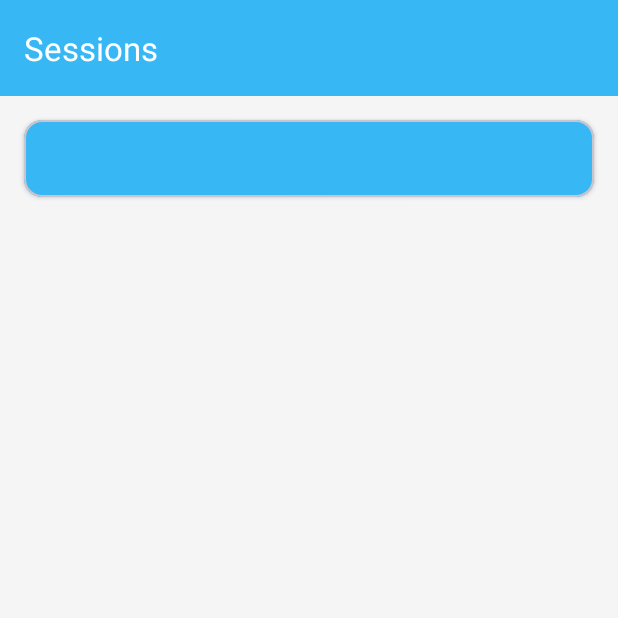
After one commit to Dipesh12chourasiya/Student-Attention-tracker, an Android app: the SessionsOnDateActivity screen opened directly, with no data from a screen before it, on a phone screen of 412 x 824 dp, the top half of it. The commit adds this screen. Run offline under Robolectric (Android 15) with nearby library versions, the phone set to English and light mode, and no system bars; our stand-ins replace Firebase (no records; nobody signed in at launch, a user with empty details on screens opened directly), Room's generated code.

Commit message:
Calander on date click function implimented

```diff
--- a/app/src/main/java/com/example/irlstudentattentiontracker/SessionDetailActivity.kt
+++ b/app/src/main/java/com/example/irlstudentattentiontracker/SessionDetailActivity.kt
@@ -100,7 +100,7 @@ class SessionDetailActivity : AppCompatActivity() {
         // Using a more subdued or complementary palette often looks more professional.
         // Example: Defining custom colors. Make sure these colors are defined in your colors.xml
         val colors = listOf(
-            resources.getColor(R.color.chart_color_attentive), // e.g., #4CAF50 (Green)
+            resources.getColor(R.color.chart_acolor_attentive), // e.g., #4CAF50 (Green)
             resources.getColor(R.color.chart_color_inattentive) // e.g., #F44336 (Red)
             // Or a more neutral palette
             // resources.getColor(R.color.pieChartBlue), // #2196F3
--- /dev/null
+++ b/app/src/main/java/com/example/irlstudentattentiontracker/SessionsOnDateActivity.kt
@@ -0,0 +1,78 @@
+package com.example.irlstudentattentiontracker
+
+import android.content.Intent
+import android.os.Bundle
+import android.util.Log
+import androidx.activity.enableEdgeToEdge
+import androidx.activity.viewModels
+import androidx.appcompat.app.AlertDialog
+import androidx.appcompat.app.AppCompatActivity
+import androidx.core.view.ViewCompat
+import androidx.core.view.WindowInsetsCompat
+import androidx.lifecycle.lifecycleScope
+import androidx.recyclerview.widget.LinearLayoutManager
+import com.example.detectfaceandexpression.adapters.SessionAdapter
+import com.example.irlstudentattentiontracker.databinding.ActivitySessionsOnDateBinding
+import com.example.irlstudentattentiontracker.viewmodel.UserViewModel
+import kotlinx.coroutines.launch
+import java.text.SimpleDateFormat
+import java.util.Locale
+
+class SessionsOnDateActivity : AppCompatActivity() {
+    private val viewModel: UserViewModel by viewModels()
+    private lateinit var adapter: SessionAdapter
+    private lateinit var binding: ActivitySessionsOnDateBinding
+
+    override fun onCreate(savedInstanceState: Bundle?) {
+        super.onCreate(savedInstanceState)
+        binding = ActivitySessionsOnDateBinding.inflate(layoutInflater)
+        setContentView(binding.root)
+
+        val selectedDate = intent.getStringExtra("selectedDate")?.trim() ?: ""
+
+        binding.dateOfNow.text = selectedDate
+
+        adapter = SessionAdapter(
+            onItemClick = { session ->
+                val intent = Intent(this, SessionDetailActivity::class.java)
+                intent.putExtra("session_data", session)
+                startActivity(intent)
+            },
+            onItemLongClick = { session ->
+                AlertDialog.Builder(this)
+                    .setTitle("Delete Session")
+                    .setMessage("Are you sure you want to delete \"${session.title}\"?")
+                    .setPositiveButton("Yes") { _, _ ->
+                        viewModel.deleteSession(session)
+                    }
+                    .setNegativeButton("No", null)
+                    .show()
+            }
+        )
+
+        // Now collect the filtered list
+        lifecycleScope.launch {
+            viewModel.getAllSessions().collect { allSessions ->
+
+                val formatterFull = SimpleDateFormat("dd MMMM yyyy, hh:mm a", Locale.getDefault())
+                val formatterDateOnly = SimpleDateFormat("dd MMMM yyyy", Locale.getDefault())
+
+                val filtered = allSessions.filter { session ->
+                    try {
+                        val sessionDate = formatterFull.parse(session.dateTime)
+                        val sessionDateStr = formatterDateOnly.format(sessionDate!!)
+                        sessionDateStr == selectedDate
+                    } catch (e: Exception) {
+                        false
+                    }
+                }
+
+                adapter.differ.submitList(filtered.reversed()) // ✅ Use the AsyncListDiffer's submitList
+            }
+        }
+
+        binding.rvSessions.adapter = adapter
+        binding.rvSessions.layoutManager = LinearLayoutManager(this)
+
+    }
+}
--- a/app/src/main/java/com/example/irlstudentattentiontracker/StatsActivity.kt
+++ b/app/src/main/java/com/example/irlstudentattentiontracker/StatsActivity.kt
@@ -103,7 +103,7 @@ class StatsActivity : AppCompatActivity() {
 
 
         val colors = listOf(
-            resources.getColor(R.color.chart_color_attentive), // e.g., #4CAF50 (Green)
+            resources.getColor(R.color.chart_acolor_attentive), // e.g., #4CAF50 (Green)
             resources.getColor(R.color.chart_color_inattentive) // e.g., #F44336 (Red)
 
         )
--- a/app/src/main/java/com/example/irlstudentattentiontracker/viewmodel/UserViewModel.kt
+++ b/app/src/main/java/com/example/irlstudentattentiontracker/viewmodel/UserViewModel.kt
@@ -46,6 +46,12 @@ class UserViewModel(application: Application): AndroidViewModel(application) {
             sessionDao.deleteAll()
         }
     }
+
+
+
+
+
+
 
 
 
--- /dev/null
+++ b/app/src/main/res/drawable/blue_cicle_bg.xml
@@ -0,0 +1,5 @@
+<?xml version="1.0" encoding="utf-8"?>
+<!-- res/drawable/blue_circle.xml -->
+<shape xmlns:android="http://schemas.android.com/apk/res/android" android:shape="oval">
+    <solid android:color="@color/toolbarBg" />
+</shape>
--- /dev/null
+++ b/app/src/main/res/layout/activity_sessions_on_date.xml
@@ -0,0 +1,55 @@
+<?xml version="1.0" encoding="utf-8"?>
+
+<LinearLayout xmlns:android="http://schemas.android.com/apk/res/android"
+    xmlns:app="http://schemas.android.com/apk/res-auto"
+    android:layout_width="match_parent"
+    android:layout_height="match_parent"
+    android:background="@color/appBg"
+    android:orientation="vertical">
+
+    <androidx.appcompat.widget.Toolbar
+        android:id="@+id/toolbar"
+        android:layout_width="match_parent"
+        android:layout_height="?attr/actionBarSize"
+        android:background="@color/toolbarBg"
+        android:elevation="4dp"
+        android:theme="@style/ThemeOverlay.AppCompat.Dark.ActionBar"
+        app:popupTheme="@style/ThemeOverlay.AppCompat.Light"
+        app:title="Sessions"
+        app:titleTextColor="@color/white" />
+
+    <com.google.android.material.card.MaterialCardView
+        android:layout_width="match_parent"
+        android:layout_height="wrap_content"
+        android:layout_marginStart="16dp"
+        android:layout_marginTop="16dp"
+        android:layout_marginEnd="16dp"
+        android:layout_marginBottom="12dp"
+        app:cardBackgroundColor="@color/toolbarBg"
+        app:cardCornerRadius="12dp"
+        app:cardElevation="2dp">
+
+        <TextView
+            android:id="@+id/dateOfNow"
+            android:layout_width="match_parent"
+            android:layout_height="wrap_content"
+            android:gravity="center"
+            android:paddingHorizontal="20dp"
+            android:paddingVertical="12dp"
+            android:text="26 June 2025"
+            android:textColor="@color/white"
+            android:textSize="20sp"
+            android:textStyle="bold" />
+    </com.google.android.material.card.MaterialCardView>
+
+    <androidx.recyclerview.widget.RecyclerView
+        android:id="@+id/rvSessions"
+        android:layout_width="match_parent"
+        android:layout_height="0dp"
+        android:layout_weight="1"
+        android:clipToPadding="false"
+        android:paddingTop="8dp"
+        android:paddingBottom="8dp"
+        android:scrollbars="vertical" />
+
+</LinearLayout>
--- a/app/src/main/res/values/colors.xml
+++ b/app/src/main/res/values/colors.xml
@@ -14,6 +14,6 @@
 
     <color name="toolbarBg">#37B8F4</color>
 
-    <color name="chart_color_attentive">#2196F3</color>
+    <color name="chart_acolor_attentive">#2196F3</color>
     <color name="chart_color_inattentive">#FF9800</color>
 </resources>
--- a/gradle.properties
+++ b/gradle.properties
@@ -21,3 +21,5 @@ kotlin.code.style=official
 # resources declared in the library itself and none from the library's dependencies,
 # thereby reducing the size of the R class for that library
 android.nonTransitiveRClass=true
+
+android.enableJetifier=true
```
Also changed, not shown: app/build.gradle.kts (+23 -40 lines), app/src/main/AndroidManifest.xml (+6 -9 lines), app/src/main/java/com/example/irlstudentattentiontracker/HomeActivity.kt (+56 -8 lines), app/src/main/java/com/example/irlstudentattentiontracker/calender/SessionDayDecorator.kt (added, +26 -0 lines), app/src/main/res/layout/activity_home.xml (+72 -28 lines), app/src/main/res/layout/item_session_card.xml (+58 -46 lines).
